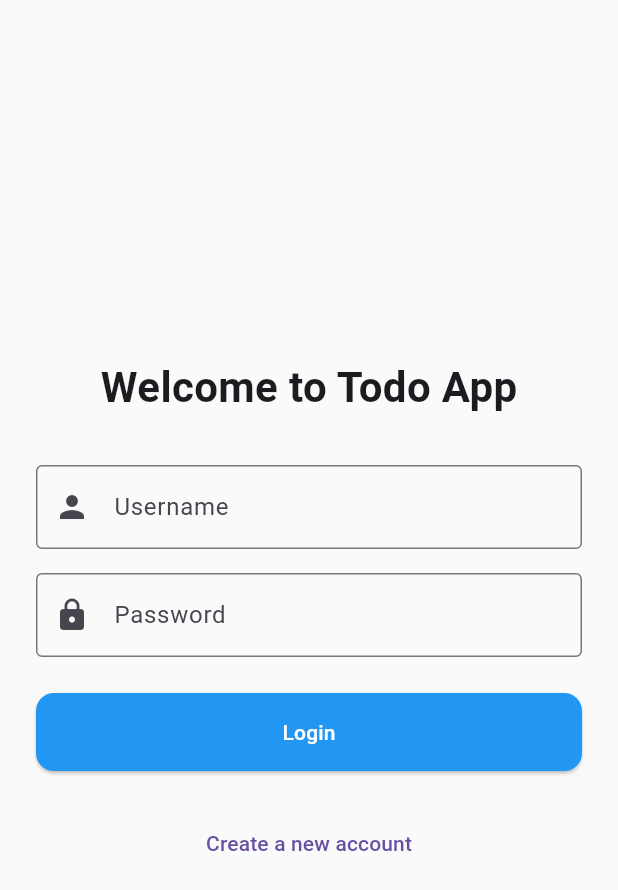
After one commit to SadikshyaBashyal/Todo-App, a Flutter app: the LoginScreen screen opened directly, on a phone screen of 412 x 824 dp. The commit adds this screen. Shown: the top 890 px of the screen. Run offline on Flutter 3.47's test engine with Material 3 defaults, Android fonts, the phone set to English and light mode, and no system bars; our stand-ins replace image_picker, shared_preferences; accounts and stored records are empty.

```diff
--- /dev/null
+++ b/todo/lib/models/user.dart
@@ -0,0 +1,27 @@
+class AppUser {
+  final String username;
+  final String password;
+  final String name;
+  final String? photoPath;
+
+  AppUser({
+    required this.username,
+    required this.password,
+    required this.name,
+    this.photoPath,
+  });
+
+  Map<String, dynamic> toJson() => {
+        'username': username,
+        'password': password,
+        'name': name,
+        'photoPath': photoPath,
+      };
+
+  factory AppUser.fromJson(Map<String, dynamic> json) => AppUser(
+        username: json['username'],
+        password: json['password'],
+        name: json['name'],
+        photoPath: json['photoPath'],
+      );
+}
--- /dev/null
+++ b/todo/lib/screens/login_screen.dart
@@ -0,0 +1,166 @@
+import 'package:flutter/material.dart';
+import 'package:provider/provider.dart';
+import '../providers/todo_provider.dart';
+import '../models/user.dart';
+import 'home_screen.dart';
+import 'signup_screen.dart';
+
+class LoginScreen extends StatefulWidget {
+  const LoginScreen({super.key});
+
+  @override
+  State<LoginScreen> createState() => _LoginScreenState();
+}
+
+class _LoginScreenState extends State<LoginScreen> {
+  final _formKey = GlobalKey<FormState>();
+  final _usernameController = TextEditingController();
+  final _passwordController = TextEditingController();
+  String? _error;
+
+  @override
+  void dispose() {
+    _usernameController.dispose();
+    _passwordController.dispose();
+    super.dispose();
+  }
+
+  void _login(TodoProvider provider) async {
+    if (_formKey.currentState!.validate()) {
+      final username = _usernameController.text.trim();
+      final password = _passwordController.text.trim();
+      AppUser? user;
+      try {
+        user = provider.users.firstWhere(
+          (u) => u.username == username && u.password == password,
+        );
+      } catch (e) {
+        user = null;
+      }
+      if (user != null) {
+        await provider.setCurrentUser(user.username);
+        if (mounted) {
+          Navigator.of(context).pushReplacement(
+            MaterialPageRoute(builder: (_) => const HomeScreen()),
+          );
+        }
+      } else {
+        setState(() {
+          _error = 'Invalid username or password';
+        });
+      }
+    }
+  }
+
+  void _quickLogin(TodoProvider provider, AppUser user) async {
+    await provider.setCurrentUser(user.username);
+    if (mounted) {
+      Navigator.of(context).pushReplacement(
+        MaterialPageRoute(builder: (_) => const HomeScreen()),
+      );
+    }
+  }
+
+  @override
+  Widget build(BuildContext context) {
+    return Scaffold(
+      body: SafeArea(
+        child: Consumer<TodoProvider>(
+          builder: (context, provider, child) {
+            return Center(
+              child: SingleChildScrollView(
+                padding: const EdgeInsets.all(24),
+                child: Column(
+                  mainAxisAlignment: MainAxisAlignment.center,
+                  children: [
+                    const Text(
+                      'Welcome to Todo App',
+                      style: TextStyle(fontSize: 28, fontWeight: FontWeight.bold),
+                    ),
+                    const SizedBox(height: 32),
+                    if (provider.users.isNotEmpty) ...[
+                      const Text('Quick Login:', style: TextStyle(fontSize: 18)),
+                      const SizedBox(height: 12),
+                      Wrap(
+                        spacing: 12,
+                        runSpacing: 12,
+                        children: provider.users.map((user) {
+                          return ElevatedButton.icon(
+                            onPressed: () => _quickLogin(provider, user),
+                            icon: const Icon(Icons.account_circle),
+                            label: Text(user.name),
+                            style: ElevatedButton.styleFrom(
+                              backgroundColor: Colors.blue[600],
+                              foregroundColor: Colors.white,
+                              padding: const EdgeInsets.symmetric(horizontal: 20, vertical: 12),
+                              shape: RoundedRectangleBorder(borderRadius: BorderRadius.circular(12)),
+                            ),
+                          );
+                        }).toList(),
+                      ),
+                      const SizedBox(height: 32),
+                    ],
+                    Form(
+                      key: _formKey,
+                      child: Column(
+                        children: [
+                          TextFormField(
+                            controller: _usernameController,
+                            decoration: const InputDecoration(
+                              labelText: 'Username',
+                              border: OutlineInputBorder(),
+                              prefixIcon: Icon(Icons.person),
+                            ),
+                            validator: (value) => value == null || value.isEmpty ? 'Enter username' : null,
+                          ),
+                          const SizedBox(height: 16),
+                          TextFormField(
+                            controller: _passwordController,
+                            decoration: const InputDecoration(
+                              labelText: 'Password',
+                              border: OutlineInputBorder(),
+                              prefixIcon: Icon(Icons.lock),
+                            ),
+                            obscureText: true,
+                            validator: (value) => value == null || value.isEmpty ? 'Enter password' : null,
+                          ),
+                          if (_error != null) ...[
+                            const SizedBox(height: 12),
+                            Text(_error!, style: const TextStyle(color: Colors.red)),
+                          ],
+                          const SizedBox(height: 24),
+                          SizedBox(
+                            width: double.infinity,
+                            child: ElevatedButton(
+                              onPressed: () => _login(provider),
+                              style: ElevatedButton.styleFrom(
+                                backgroundColor: Colors.blue,
+                                foregroundColor: Colors.white,
+                                padding: const EdgeInsets.symmetric(vertical: 16),
+                                shape: RoundedRectangleBorder(borderRadius: BorderRadius.circular(12)),
+                              ),
+                              child: const Text('Login'),
+                            ),
+                          ),
+                        ],
+                      ),
+                    ),
+                    const SizedBox(height: 24),
+                    TextButton(
+                      onPressed: () {
+                        Navigator.of(context).push(
+                          MaterialPageRoute(builder: (_) => const SignupScreen()),
+                        );
+                      },
+                      child: const Text('Create a new account'),
+                    ),
+                  ],
+                ),
+              ),
+            );
+          },
+        ),
+      ),
+    );
+  }
+}
```
Also changed, not shown: todo/lib/providers/todo_provider.dart (+90 -6 lines), todo/lib/screens/home_screen.dart (+30 -1 lines), todo/lib/screens/signup_screen.dart (+30 -45 lines), todo/lib/widgets/todo_item.dart (+12 -0 lines).
